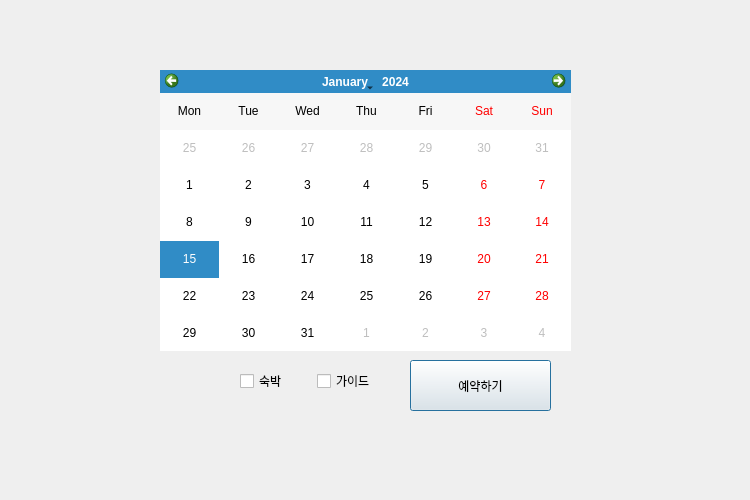
The window that VIPclient/reservation.ui (IOT-summer-festival/summer-festival) describes before a commit, drawn with Qt 5.
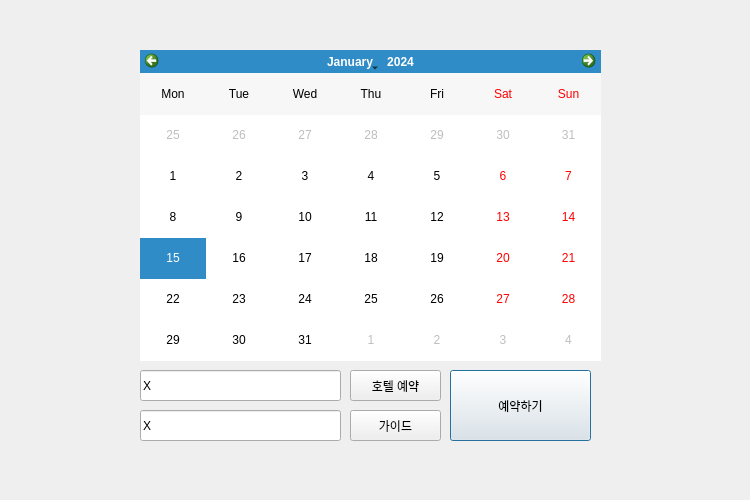
The same window after the commit.

```diff
--- a/VIPclient/reservation.ui
+++ b/VIPclient/reservation.ui
@@ -28,10 +28,10 @@
   <widget class="QCalendarWidget" name="calendar">
    <property name="geometry">
     <rect>
-     <x>160</x>
-     <y>70</y>
-     <width>411</width>
-     <height>281</height>
+     <x>140</x>
+     <y>50</y>
+     <width>461</width>
+     <height>311</height>
     </rect>
    </property>
    <property name="styleSheet">
@@ -53,40 +53,66 @@
   <widget class="QPushButton" name="pushButton">
    <property name="geometry">
     <rect>
-     <x>410</x>
-     <y>360</y>
+     <x>450</x>
+     <y>370</y>
      <width>141</width>
-     <height>51</height>
+     <height>71</height>
     </rect>
    </property>
    <property name="text">
     <string>예약하기</string>
    </property>
   </widget>
-  <widget class="QCheckBox" name="guide">
+  <widget class="QPushButton" name="hotel">
    <property name="geometry">
     <rect>
-     <x>317</x>
+     <x>350</x>
      <y>370</y>
-     <width>81</width>
-     <height>22</height>
+     <width>91</width>
+     <height>31</height>
+    </rect>
+   </property>
+   <property name="text">
+    <string>호텔 예약</string>
+   </property>
+  </widget>
+  <widget class="QPushButton" name="guide">
+   <property name="geometry">
+    <rect>
+     <x>350</x>
+     <y>410</y>
+     <width>91</width>
+     <height>31</height>
     </rect>
    </property>
    <property name="text">
     <string>가이드</string>
    </property>
   </widget>
-  <widget class="QCheckBox" name="sleep">
+  <widget class="QLineEdit" name="hote_text">
    <property name="geometry">
     <rect>
-     <x>240</x>
+     <x>140</x>
      <y>370</y>
-     <width>78</width>
-     <height>22</height>
+     <width>201</width>
+     <height>31</height>
     </rect>
    </property>
    <property name="text">
-    <string>숙박</string>
+    <string>X</string>
+   </property>
+  </widget>
+  <widget class="QLineEdit" name="guide_text">
+   <property name="geometry">
+    <rect>
+     <x>140</x>
+     <y>410</y>
+     <width>201</width>
+     <height>31</height>
+    </rect>
+   </property>
+   <property name="text">
+    <string>X</string>
    </property>
   </widget>
  </widget>
```
